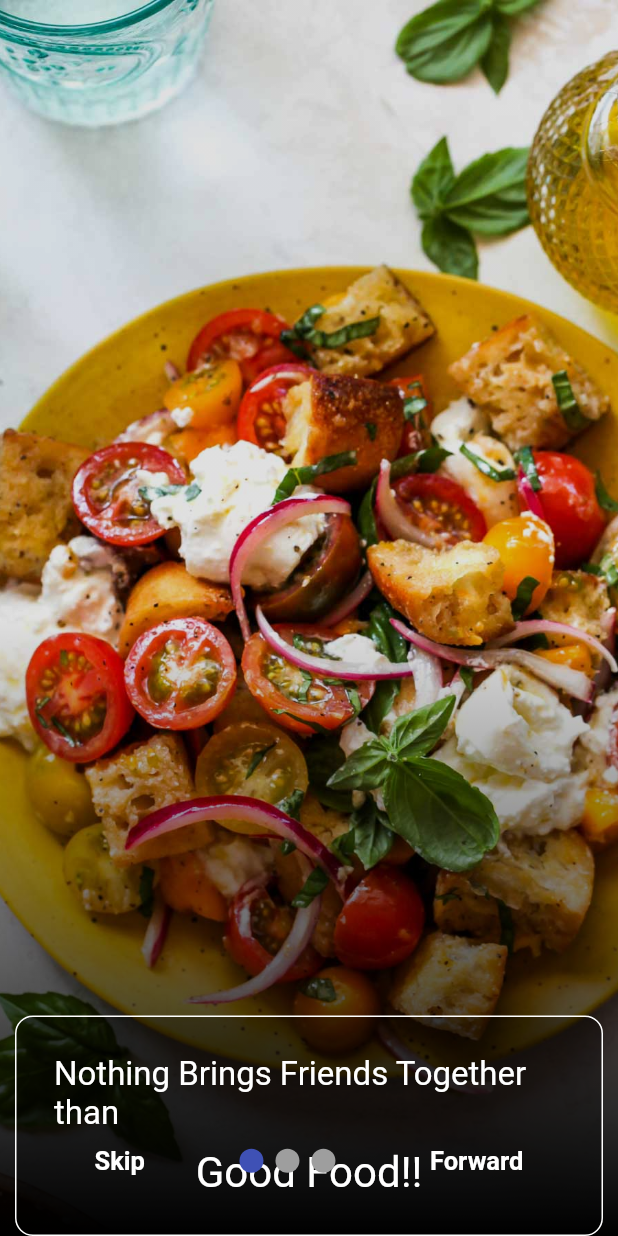
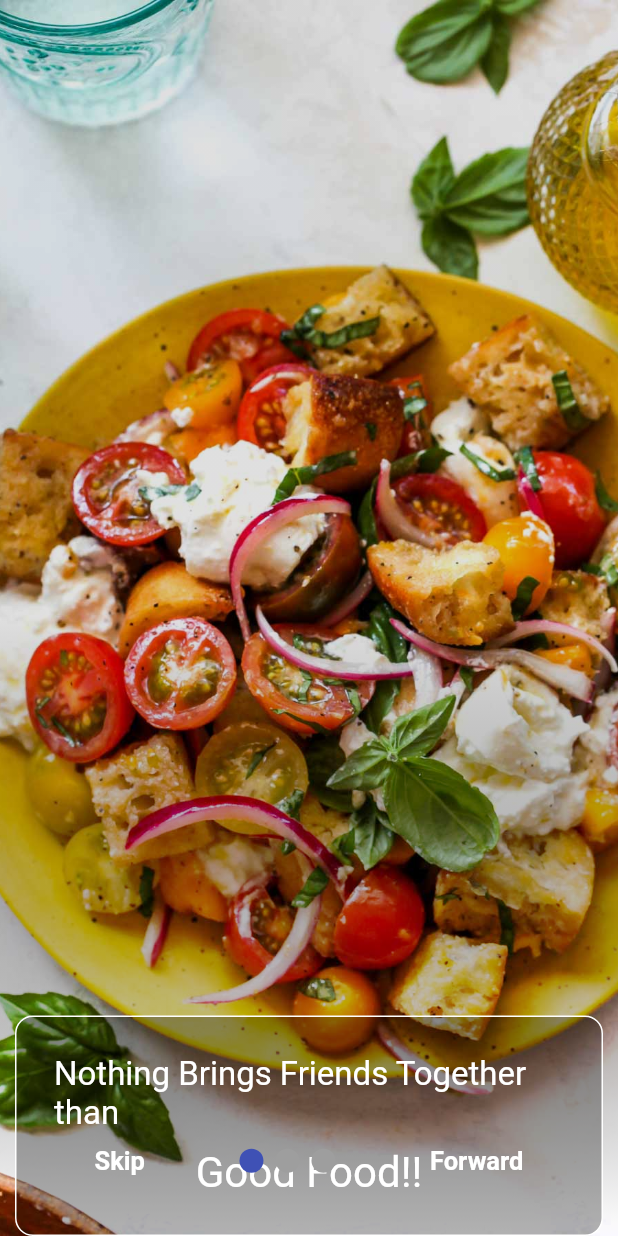
Before and after one commit to OscarNii/Flutter-PizzaApp-, a Flutter app: the screen it shows after launch, on a phone screen of 412 x 824 dp. Run offline on Flutter 3.47's test engine with Material 2 defaults, Android fonts, the light colour scheme and no system bars; drawn by our look-alikes of smooth_page_indicator; our stand-ins replace google_fonts, google_nav_bar; Roboto replaces fonts that are missing (Acme).

Commit message:
Update page1.dart

```diff
--- a/lib/screens/pages/page1.dart
+++ b/lib/screens/pages/page1.dart
@@ -12,7 +12,7 @@ class Page1 extends StatelessWidget {
       children: [
         ShaderMask(
           shaderCallback: (bounds) => LinearGradient(
-            colors: [Colors.black, Colors.black12],
+            colors: [Colors.white, Colors.black12],
             begin: Alignment.bottomCenter,
             end: Alignment.center,
           ).createShader(bounds),
```
